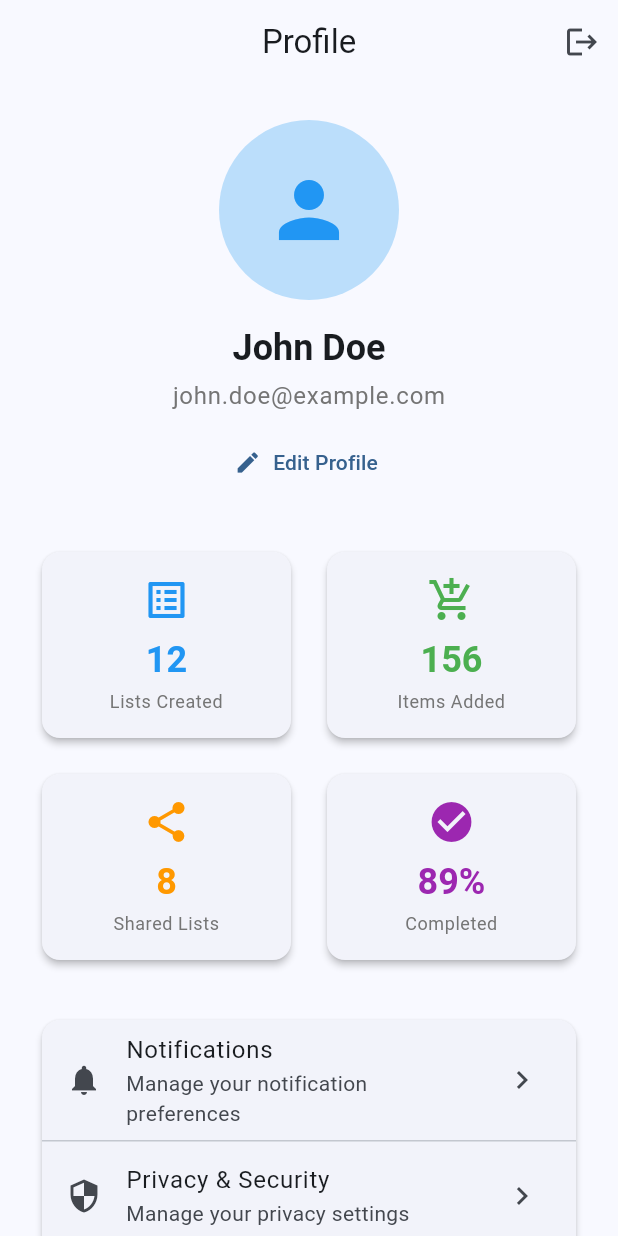
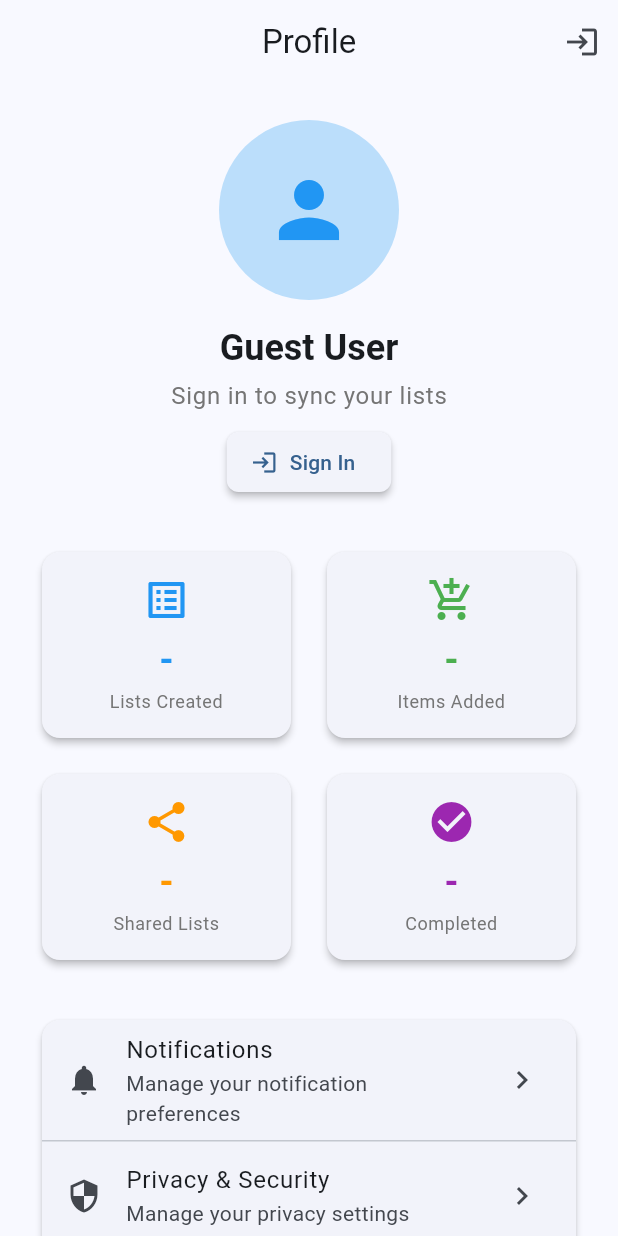
Before and after one commit to kmjayadeep/baskit, a Flutter app: the ProfileScreen screen opened by its route, on a phone screen of 412 x 824 dp. Run offline on Flutter 3.47's test engine with Material 3 defaults, Android fonts, the phone set to English and light mode, and no system bars; our stand-ins replace go_router, shared_preferences; accounts and stored records are empty.

Commit message:
Make offline first Prompt: make the login/register optional. land on the list page by default.

```diff
--- a/app/lib/screens/auth/login_screen.dart
+++ b/app/lib/screens/auth/login_screen.dart
@@ -78,6 +78,18 @@ class LoginScreen extends StatelessWidget {
                 },
                 child: const Text('Don\'t have an account? Register'),
               ),
+
+              const SizedBox(height: 16),
+
+              // Continue as Guest option
+              TextButton.icon(
+                onPressed: () {
+                  context.go('/lists');
+                },
+                icon: const Icon(Icons.person_off),
+                label: const Text('Continue as Guest'),
+                style: TextButton.styleFrom(foregroundColor: Colors.grey[600]),
+              ),
             ],
           ),
         ),
--- a/app/lib/screens/auth/register_screen.dart
+++ b/app/lib/screens/auth/register_screen.dart
@@ -93,6 +93,18 @@ class RegisterScreen extends StatelessWidget {
                 },
                 child: const Text('Already have an account? Login'),
               ),
+
+              const SizedBox(height: 16),
+
+              // Continue as Guest option
+              TextButton.icon(
+                onPressed: () {
+                  context.go('/lists');
+                },
+                icon: const Icon(Icons.person_off),
+                label: const Text('Continue as Guest'),
+                style: TextButton.styleFrom(foregroundColor: Colors.grey[600]),
+              ),
             ],
           ),
         ),
--- a/app/lib/screens/profile/profile_screen.dart
+++ b/app/lib/screens/profile/profile_screen.dart
@@ -3,6 +3,9 @@ import 'package:go_router/go_router.dart';
 
 class ProfileScreen extends StatelessWidget {
   const ProfileScreen({super.key});
+
+  // For now, we'll use a simple guest state - this can be replaced with proper auth provider later
+  bool get _isLoggedIn => false; // Set to false to show guest state by default
 
   @override
   Widget build(BuildContext context) {
@@ -11,10 +14,14 @@ class ProfileScreen extends StatelessWidget {
         title: const Text('Profile'),
         actions: [
           IconButton(
-            icon: const Icon(Icons.logout),
+            icon: Icon(_isLoggedIn ? Icons.logout : Icons.login),
             onPressed: () {
+              if (_isLoggedIn) {
                 // TODO: Add logout logic
+                _showLogoutDialog(context);
+              } else {
                 context.go('/login');
+              }
             },
           ),
         ],
@@ -38,25 +45,36 @@ class ProfileScreen extends StatelessWidget {
                   ),
                   const SizedBox(height: 16),
                   Text(
-                    'John Doe',
+                    _isLoggedIn ? 'John Doe' : 'Guest User',
                     style: Theme.of(context).textTheme.headlineSmall?.copyWith(
                       fontWeight: FontWeight.bold,
                     ),
                   ),
                   const SizedBox(height: 4),
                   Text(
-                    'john.doe@example.com',
+                    _isLoggedIn
+                        ? 'john.doe@example.com'
+                        : 'Sign in to sync your lists',
                     style: Theme.of(
                       context,
                     ).textTheme.bodyLarge?.copyWith(color: Colors.grey[600]),
                   ),
                   const SizedBox(height: 8),
+                  if (_isLoggedIn)
                     TextButton.icon(
                       onPressed: () {
                         // TODO: Add edit profile logic
                       },
                       icon: const Icon(Icons.edit),
                       label: const Text('Edit Profile'),
+                    )
+                  else
+                    ElevatedButton.icon(
+                      onPressed: () {
+                        context.go('/login');
+                      },
+                      icon: const Icon(Icons.login),
+                      label: const Text('Sign In'),
                     ),
                 ],
               ),
@@ -70,7 +88,7 @@ class ProfileScreen extends StatelessWidget {
                   child: _buildStatCard(
                     context,
                     'Lists Created',
-                    '12',
+                    _isLoggedIn ? '12' : '-',
                     Icons.list_alt,
                     Colors.blue,
                   ),
@@ -80,7 +98,7 @@ class ProfileScreen extends StatelessWidget {
                   child: _buildStatCard(
                     context,
                     'Items Added',
-                    '156',
+                    _isLoggedIn ? '156' : '-',
                     Icons.add_shopping_cart,
                     Colors.green,
                   ),
@@ -94,7 +112,7 @@ class ProfileScreen extends StatelessWidget {
                   child: _buildStatCard(
                     context,
                     'Shared Lists',
-                    '8',
+                    _isLoggedIn ? '8' : '-',
                     Icons.share,
                     Colors.orange,
                   ),
@@ -104,7 +122,7 @@ class ProfileScreen extends StatelessWidget {
                   child: _buildStatCard(
                     context,
                     'Completed',
-                    '89%',
+                    _isLoggedIn ? '89%' : '-',
                     Icons.check_circle,
                     Colors.purple,
                   ),
@@ -191,7 +209,8 @@ class ProfileScreen extends StatelessWidget {
             ),
             const SizedBox(height: 32),
 
-            // Logout Button
+            // Login/Logout Button
+            if (_isLoggedIn)
               SizedBox(
                 width: double.infinity,
                 child: OutlinedButton.icon(
@@ -209,6 +228,38 @@ class ProfileScreen extends StatelessWidget {
                     side: const BorderSide(color: Colors.red),
                   ),
                 ),
+              )
+            else
+              Column(
+                children: [
+                  SizedBox(
+                    width: double.infinity,
+                    child: ElevatedButton.icon(
+                      onPressed: () {
+                        context.go('/login');
+                      },
+                      icon: const Icon(Icons.login),
+                      label: const Text('Sign In'),
+                      style: ElevatedButton.styleFrom(
+                        padding: const EdgeInsets.symmetric(vertical: 16),
+                      ),
+                    ),
+                  ),
+                  const SizedBox(height: 12),
+                  SizedBox(
+                    width: double.infinity,
+                    child: OutlinedButton.icon(
+                      onPressed: () {
+                        context.go('/register');
+                      },
+                      icon: const Icon(Icons.person_add),
+                      label: const Text('Create Account'),
+                      style: OutlinedButton.styleFrom(
+                        padding: const EdgeInsets.symmetric(vertical: 16),
+                      ),
+                    ),
+                  ),
+                ],
               ),
           ],
         ),
--- a/app/lib/utils/app_router.dart
+++ b/app/lib/utils/app_router.dart
@@ -10,7 +10,7 @@ import '../screens/profile/profile_screen.dart';
 
 class AppRouter {
   static final GoRouter router = GoRouter(
-    initialLocation: '/login',
+    initialLocation: '/lists',
     routes: [
       // Auth Routes
       GoRoute(
```
Also changed, not shown: 1 other file. Lines whose indentation alone changed are shown as unchanged.
